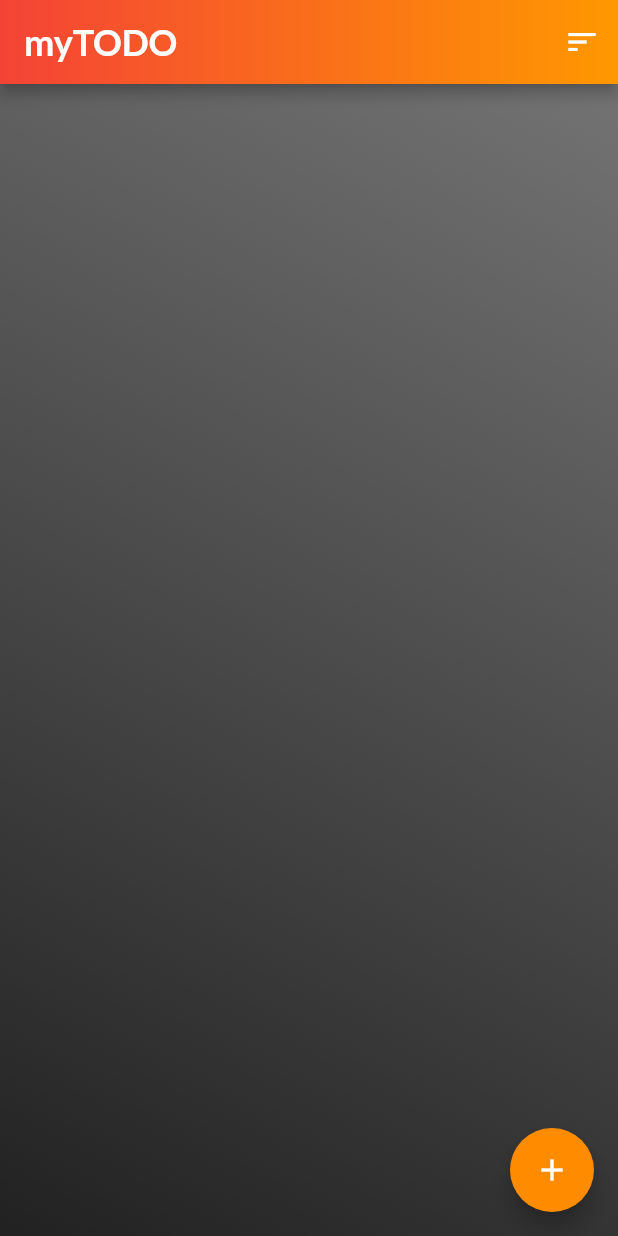
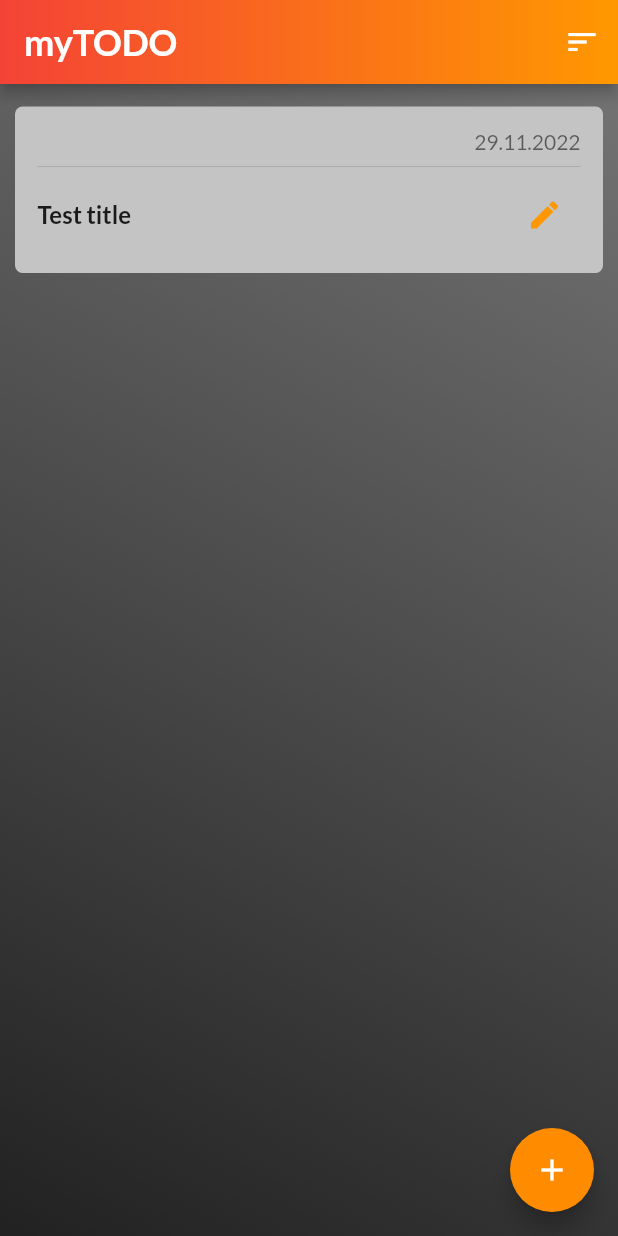
Before and after one commit to piotrpeczkowski/my_todo_app, a Flutter app: the screen it shows after launch, on a phone screen of 412 x 824 dp. Run offline on Flutter 3.47's test engine with Material 2 defaults, Android fonts, the phone set to English and light mode, and no system bars; our stand-ins replace google_fonts.

Commit message:
add NoteWidget for ListView

```diff
--- a/lib/home_page/home_page.dart
+++ b/lib/home_page/home_page.dart
@@ -56,9 +56,69 @@ class _HomePageState extends State<HomePage> {
           ),
         ),
         child: ListView(
-          children: const [],
+          children: const [NoteWidget('Test title', "29.11.2022")],
         ),
       ),
     );
   }
 }
+
+class NoteWidget extends StatelessWidget {
+  const NoteWidget(
+    this.title,
+    this.datetime, {
+    Key? key,
+  }) : super(key: key);
+
+  final String title;
+  final String datetime;
+
+  @override
+  Widget build(BuildContext context) {
+    return Container(
+      padding: const EdgeInsets.all(15),
+      margin: const EdgeInsets.fromLTRB(10, 15, 10, 0),
+      decoration: BoxDecoration(
+        color: const Color.fromARGB(255, 196, 196, 196),
+        borderRadius: BorderRadius.circular(5),
+      ),
+      child: Column(
+        children: [
+          Align(
+            alignment: Alignment.centerRight,
+            child: Text(
+              datetime,
+              style: GoogleFonts.lato(fontSize: 14, color: Colors.black54),
+            ),
+          ),
+          const Divider(),
+          Padding(
+            padding: const EdgeInsets.only(top: 0),
+            child: Row(
+              mainAxisAlignment: MainAxisAlignment.spaceBetween,
+              children: [
+                Align(
+                  alignment: Alignment.topLeft,
+                  child: Text(
+                    title,
+                    style: GoogleFonts.lato(
+                        fontSize: 16,
+                        fontWeight: FontWeight.bold,
+                        color: Colors.black87),
+                  ),
+                ),
+                IconButton(
+                  onPressed: () {},
+                  icon: const Icon(
+                    Icons.edit,
+                    color: Colors.orange,
+                  ),
+                ),
+              ],
+            ),
+          ),
+        ],
+      ),
+    );
+  }
+}
--- a/lib/main.dart
+++ b/lib/main.dart
@@ -1,5 +1,4 @@
 import 'package:flutter/material.dart';
-import 'package:my_todo_app/home_page/home_page.dart';
 import 'package:my_todo_app/splash_screen/splash_screen.dart';
 
 void main() {
@@ -17,7 +16,7 @@ class MyApp extends StatelessWidget {
         primarySwatch: Colors.blue,
       ),
       debugShowCheckedModeBanner: false,
-      home: const HomePage(),
+      home: const SplashScreen(),
     );
   }
 }
```
